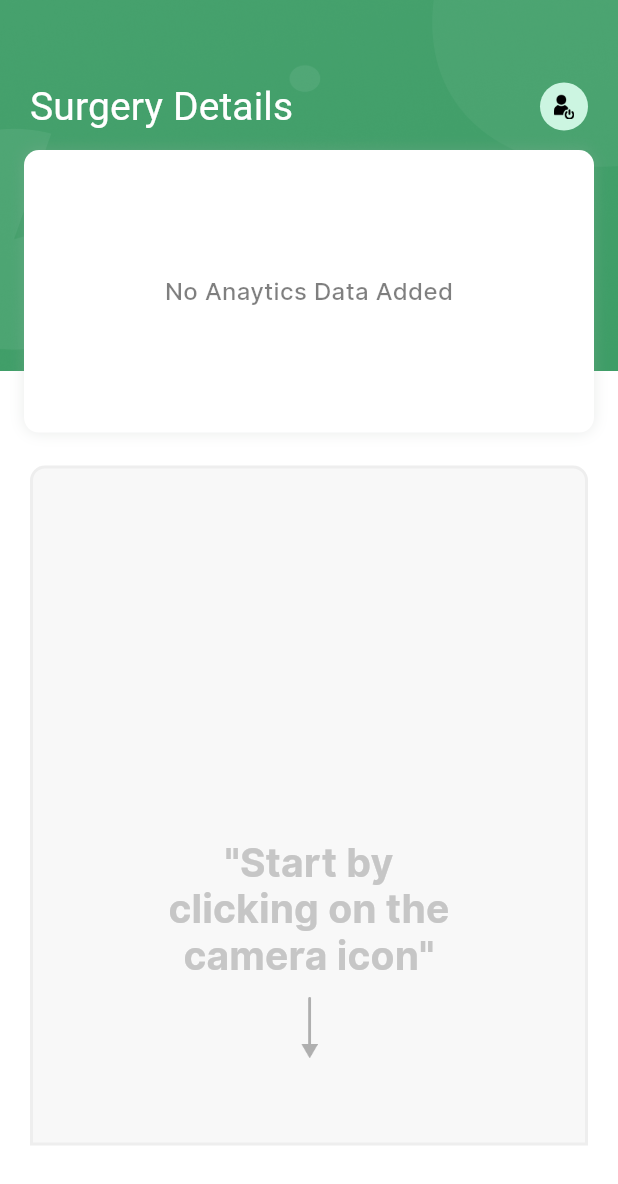
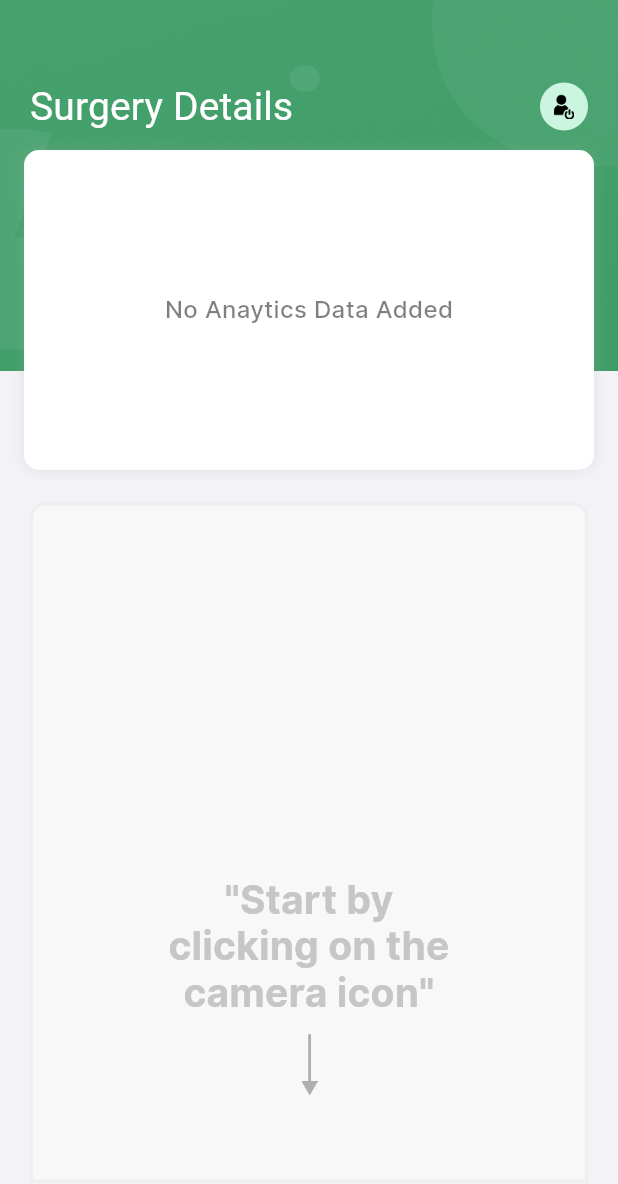
Before and after one commit to rkohari/Curium.life, a Flutter app: the HomePage screen opened directly, on a phone screen of 412 x 824 dp. Shown: the top 1184 px of the screen. Run offline on Flutter 3.47's test engine with Material 2 defaults, Android fonts, the phone set to English and light mode, and no system bars; our stand-ins replace fl_chart, flutter_image_compress, flutter_spinkit, flutter_staggered_animations, flutter_styled_toast, get_it and 4 more; missing offline and left inert: tflite, vgts_plugin; accounts and stored records are empty; Roboto replaces fonts that are missing (Lato-Regular).

Commit message:
tester confirmed

```diff
--- a/lib/ui/view/home/home_page.dart
+++ b/lib/ui/view/home/home_page.dart
@@ -30,7 +30,7 @@ class HomePage extends ViewModelBuilderWidget<HomePageViewModel> {
   Widget builder(
       BuildContext context, HomePageViewModel viewModel, Widget? child) {
     return Scaffold(
-        backgroundColor: Colors.white,
+
         body: viewModel.state == ViewState.Busy
             ? Container(
                 child: SizedBox(
@@ -49,7 +49,7 @@ class HomePage extends ViewModelBuilderWidget<HomePageViewModel> {
       child: Column(
         children: [
           Container(
-            height: MediaQuery.of(context).size.height * .35,
+            height: MediaQuery.of(context).size.height * .38,
             child: Stack(
               children: [
                 Container(
@@ -95,7 +95,7 @@ class HomePage extends ViewModelBuilderWidget<HomePageViewModel> {
                   child: Container(
                     margin: EdgeInsets.only(left: 16, right: 16, top: 100),
                     padding: EdgeInsets.all(10),
-                    height: MediaQuery.of(context).size.height * .35,
+                    height: MediaQuery.of(context).size.height * .37,
                     decoration: BoxDecoration(
                       borderRadius: BorderRadius.circular(10),
                       color: Colors.white,
--- a/lib/ui/view/login/login_page.dart
+++ b/lib/ui/view/login/login_page.dart
@@ -69,7 +69,7 @@ class LogInPage extends ViewModelBuilderWidget<LogInViewModel>{
                           }
                       ),
 
-
+                      VerticalSpacing.custom(value: 25.0),
                     ],
                   ),
                 ),
```
